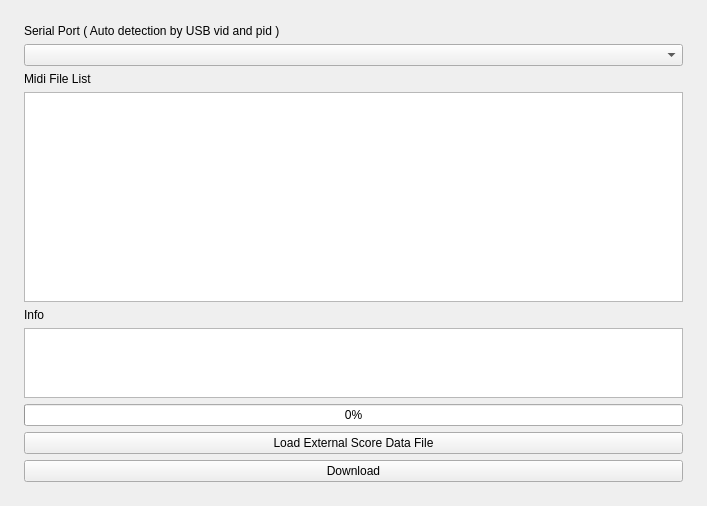
The window that qt-project/mainwindow.ui (eeyrw/midi-to-hex-qt) describes before a commit, drawn with Qt 5.
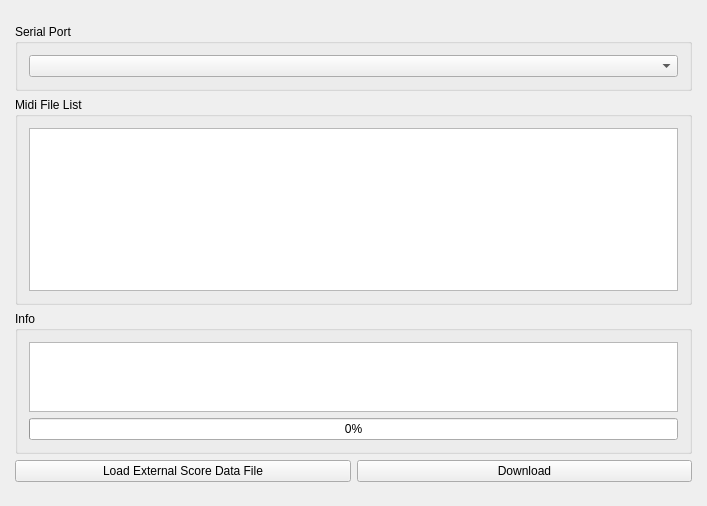
The same window after the commit.

The edit to the form file:
```diff
--- a/qt-project/mainwindow.ui
+++ b/qt-project/mainwindow.ui
@@ -27,24 +27,23 @@
    </property>
    <layout class="QVBoxLayout" name="verticalLayout">
     <property name="leftMargin">
-     <number>24</number>
+     <number>15</number>
     </property>
     <property name="topMargin">
      <number>24</number>
     </property>
     <property name="rightMargin">
-     <number>24</number>
+     <number>15</number>
     </property>
     <property name="bottomMargin">
      <number>24</number>
     </property>
     <item>
-     <widget class="QLabel" name="label_3">
-      <property name="text">
-       <string>Serial Port ( Auto detection by USB vid and pid )</string>
+     <widget class="QGroupBox" name="groupBox_3">
+      <property name="title">
+       <string>Serial Port</string>
       </property>
-     </widget>
-    </item>
+      <layout class="QVBoxLayout" name="verticalLayout_4">
     <item>
      <widget class="QComboBox" name="serialPortComobox">
       <property name="editable">
@@ -52,13 +51,21 @@
       </property>
      </widget>
     </item>
+      </layout>
+     </widget>
+    </item>
     <item>
-     <widget class="QLabel" name="label">
-      <property name="text">
+     <widget class="QGroupBox" name="groupBox">
+      <property name="sizePolicy">
+       <sizepolicy hsizetype="Preferred" vsizetype="Preferred">
+        <horstretch>0</horstretch>
+        <verstretch>4</verstretch>
+       </sizepolicy>
+      </property>
+      <property name="title">
        <string>Midi File List</string>
       </property>
-     </widget>
-    </item>
+      <layout class="QVBoxLayout" name="verticalLayout_2">
     <item>
      <widget class="QListView" name="fileListView">
       <property name="sizePolicy">
@@ -79,15 +86,26 @@
       <property name="defaultDropAction">
        <enum>Qt::MoveAction</enum>
       </property>
+         <property name="alternatingRowColors">
+          <bool>true</bool>
+         </property>
+        </widget>
+       </item>
+      </layout>
      </widget>
     </item>
     <item>
-     <widget class="QLabel" name="label_2">
-      <property name="text">
+     <widget class="QGroupBox" name="groupBox_2">
+      <property name="sizePolicy">
+       <sizepolicy hsizetype="Preferred" vsizetype="Preferred">
+        <horstretch>0</horstretch>
+        <verstretch>1</verstretch>
+       </sizepolicy>
+      </property>
+      <property name="title">
        <string>Info</string>
       </property>
-     </widget>
-    </item>
+      <layout class="QVBoxLayout" name="verticalLayout_3">
     <item>
      <widget class="QPlainTextEdit" name="logViewer">
       <property name="sizePolicy">
@@ -114,6 +132,23 @@
       </property>
      </widget>
     </item>
+      </layout>
+     </widget>
+    </item>
+    <item>
+     <layout class="QHBoxLayout" name="horizontalLayout_2">
+      <property name="leftMargin">
+       <number>0</number>
+      </property>
+      <property name="topMargin">
+       <number>0</number>
+      </property>
+      <property name="rightMargin">
+       <number>0</number>
+      </property>
+      <property name="bottomMargin">
+       <number>0</number>
+      </property>
     <item>
      <widget class="QPushButton" name="loadScoreDataFileButton">
       <property name="acceptDrops">
@@ -139,6 +174,8 @@
        <string>Download</string>
       </property>
      </widget>
+      </item>
+     </layout>
     </item>
    </layout>
   </widget>
```
Left out of the diff: 5 changed lines with no effect on the pictures. Lines whose indentation alone changed are shown as unchanged.
